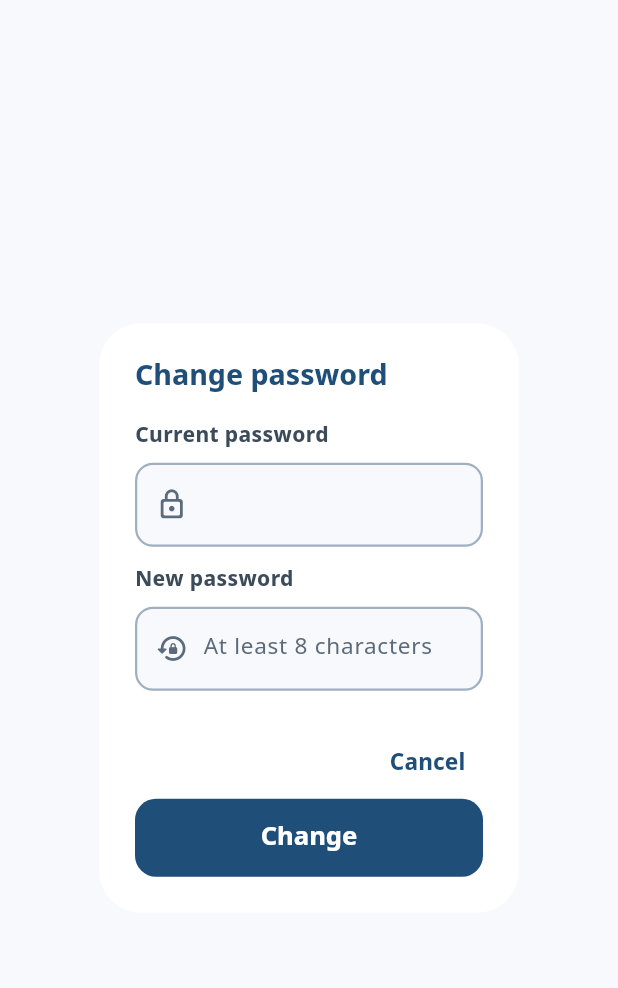
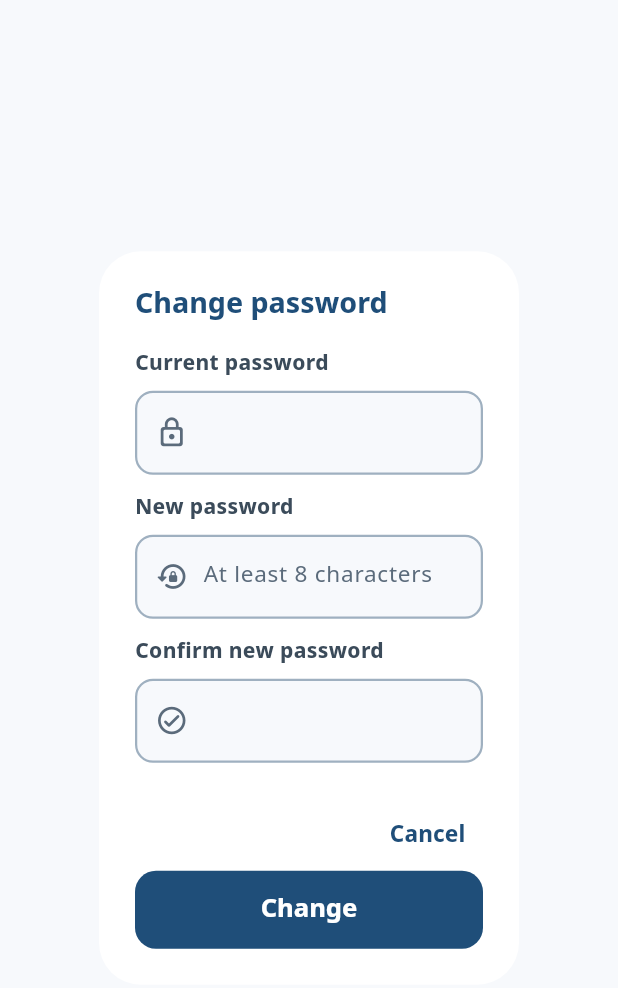
Before and after one commit to Ramisa-16/shohojpath, a Flutter app: the _ChangePasswordDialog widget shown alone on an empty page, opened directly, on a phone screen of 412 x 824 dp. Shown: the top 988 px of the screen. Run offline on Flutter 3.47's test engine with Material 3 defaults, Android fonts, the phone set to English and light mode, and no system bars; our stand-ins replace connectivity_plus, flutter_secure_storage, flutter_tts, share_plus, sqflite; accounts and stored records are empty; network calls fail.

Commit message:
Fix Profile crash and add reader change-password
The details card used a ListView inside the page's own scroll view, which has
no bounded height and threw a RenderBox-was-not-laid-out assertion. Replaced
with a Column — there are at most seven rows, so there was nothing to
virtualise. The fixed 250 px wrapper is gone too; it had been silently
clipping Participant ID and Email out of view.

Change password is now offered to readers as well as therapists, sharing one
dialog rather than a second copy that could drift from the server's rules. It
gained a confirm field: a mistyped new password locks someone out of the
account they would need in order to fix it. Hidden for guests, who have no
account to change.

A failed profile fetch now hides the card instead of showing an error — a
guest has no server profile, and neither does anyone offline, while the header
above already says who they are.

Adds a widget test that pumps the real screen against a faked API. Analyze
cannot see a layout assertion; only building the widget can.

```diff
--- a/lib/screens/therapist/therapist_profile_screen.dart
+++ b/lib/screens/therapist/therapist_profile_screen.dart
@@ -6,7 +6,7 @@ import '../../api/shohojpath_api.dart';
 import '../../app/auth_state.dart';
 import '../../theme/app_colors.dart';
 import '../../widgets/app_buttons.dart';
-import '../../widgets/auth_form_field.dart';
+import '../../widgets/change_password_dialog.dart';
 import '../../widgets/export_data_action.dart';
 import '../../widgets/settings_controls.dart';
 import '../../widgets/therapist_bottom_tab_bar.dart';
@@ -63,18 +63,6 @@ class _TherapistProfileScreenState extends State<TherapistProfileScreen> {
       MaterialPageRoute(builder: (_) => const LoginScreen()),
       (route) => false,
     );
-  }
-
-  Future<void> _changePassword(BuildContext context) async {
-    final changed = await showDialog<bool>(
-      context: context,
-      builder: (_) => const _ChangePasswordDialog(),
-    );
-    if (changed == true && context.mounted) {
-      ScaffoldMessenger.of(context).showSnackBar(
-        const SnackBar(content: Text('Password changed.')),
-      );
-    }
   }
 
   // ignore: unused_element
@@ -172,7 +160,7 @@ class _TherapistProfileScreenState extends State<TherapistProfileScreen> {
                         ListRowButton(
                           leading: const Icon(Icons.lock_outline_rounded, color: AppColors.navy, size: 24),
                           title: 'Change password',
-                          onTap: () => _changePassword(context),
+                          onTap: () => showChangePasswordDialog(context),
                         ),
                         const SizedBox(height: 11),
                         ListRowButton(
@@ -233,108 +221,3 @@ class _StatTile extends StatelessWidget {
     );
   }
 }
-
-
-/// Changes the signed-in therapist's password through `/api/auth/password/`.
-///
-/// The current password is required by the server, not merely asked for here:
-/// a study device is handed around, and an unlocked screen must not be enough
-/// to lock the therapist out of their own account.
-class _ChangePasswordDialog extends StatefulWidget {
-  const _ChangePasswordDialog();
-
-  @override
-  State<_ChangePasswordDialog> createState() => _ChangePasswordDialogState();
-}
-
-class _ChangePasswordDialogState extends State<_ChangePasswordDialog> {
-  final _current = TextEditingController();
-  final _next = TextEditingController();
-  bool _saving = false;
-  String? _error;
-
-  @override
-  void dispose() {
-    _current.dispose();
-    _next.dispose();
-    super.dispose();
-  }
-
-  Future<void> _save() async {
-    if (_next.text.length < 8) {
-      setState(() => _error = 'Use at least 8 characters.');
-      return;
-    }
-    setState(() {
-      _saving = true;
-      _error = null;
-    });
-
-    final navigator = Navigator.of(context);
-    try {
-      await context.read<ShohojpathApi>().changePassword(
-            currentPassword: _current.text,
-            newPassword: _next.text,
-          );
-      navigator.pop(true);
-    } on ApiException catch (e) {
-      if (!mounted) return;
-      setState(() {
-        _error = e.message;
-        _saving = false;
-      });
-    }
-  }
-
-  @override
-  Widget build(BuildContext context) {
-    return AlertDialog(
-      title: const Text(
-        'Change password',
-        style: TextStyle(
-          fontSize: 19,
-          fontWeight: FontWeight.w800,
-          color: AppColors.navy,
-        ),
-      ),
-      content: SingleChildScrollView(
-        child: Column(
-          mainAxisSize: MainAxisSize.min,
-          crossAxisAlignment: CrossAxisAlignment.start,
-          children: [
-            if (_error != null) AuthErrorBanner(message: _error!),
-            AuthFormField(
-              label: 'Current password',
-              controller: _current,
-              icon: Icons.lock_outline_rounded,
-              obscure: true,
-              enabled: !_saving,
-              textInputAction: TextInputAction.next,
-            ),
-            const SizedBox(height: 12),
-            AuthFormField(
-              label: 'New password',
-              controller: _next,
-              icon: Icons.lock_reset_rounded,
-              hint: 'At least 8 characters',
-              obscure: true,
-              enabled: !_saving,
-              textInputAction: TextInputAction.done,
-              onSubmitted: (_) => _save(),
-            ),
-          ],
-        ),
-      ),
-      actions: [
-        TextButton(
-          onPressed: _saving ? null : () => Navigator.of(context).pop(false),
-          child: const Text('Cancel'),
-        ),
-        FilledButton(
-          onPressed: _saving ? null : _save,
-          child: Text(_saving ? 'Saving…' : 'Change'),
-        ),
-      ],
-    );
-  }
-}
--- /dev/null
+++ b/lib/widgets/change_password_dialog.dart
@@ -0,0 +1,149 @@
+import 'package:flutter/material.dart';
+import 'package:provider/provider.dart';
+
+import '../api/api_exception.dart';
+import '../api/shohojpath_api.dart';
+import '../theme/app_colors.dart';
+import 'auth_form_field.dart';
+
+/// Changes the signed-in user's password through `/api/auth/password/`.
+///
+/// Shared by the reader and therapist profiles rather than written twice: a
+/// second copy is how one of them ends up without the current-password check,
+/// or with a weaker minimum length than the server enforces.
+Future<bool> showChangePasswordDialog(BuildContext context) async {
+  final changed = await showDialog<bool>(
+    context: context,
+    builder: (_) => const _ChangePasswordDialog(),
+  );
+  if (changed == true && context.mounted) {
+    ScaffoldMessenger.of(context).showSnackBar(
+      const SnackBar(content: Text('Password changed.')),
+    );
+  }
+  return changed ?? false;
+}
+
+class _ChangePasswordDialog extends StatefulWidget {
+  const _ChangePasswordDialog();
+
+  @override
+  State<_ChangePasswordDialog> createState() => _ChangePasswordDialogState();
+}
+
+class _ChangePasswordDialogState extends State<_ChangePasswordDialog> {
+  final _current = TextEditingController();
+  final _next = TextEditingController();
+  final _confirm = TextEditingController();
+
+  bool _saving = false;
+  String? _error;
+
+  @override
+  void dispose() {
+    _current.dispose();
+    _next.dispose();
+    _confirm.dispose();
+    super.dispose();
+  }
+
+  Future<void> _save() async {
+    if (_current.text.isEmpty) {
+      setState(() => _error = 'Enter your current password.');
+      return;
+    }
+    // Mirrors the server's MinimumLengthValidator so the obvious case does not
+    // cost a round trip. The server stays the authority.
+    if (_next.text.length < 8) {
+      setState(() => _error = 'Use at least 8 characters.');
+      return;
+    }
+    // A mistyped new password would otherwise lock someone out of an account
+    // they can no longer sign in to in order to fix.
+    if (_next.text != _confirm.text) {
+      setState(() => _error = 'The two new passwords do not match.');
+      return;
+    }
+
+    setState(() {
+      _saving = true;
+      _error = null;
+    });
+
+    final navigator = Navigator.of(context);
+    try {
+      await context.read<ShohojpathApi>().changePassword(
+            currentPassword: _current.text,
+            newPassword: _next.text,
+          );
+      navigator.pop(true);
+    } on ApiException catch (e) {
+      if (!mounted) return;
+      setState(() {
+        _error = e.message;
+        _saving = false;
+      });
+    }
+  }
+
+  @override
+  Widget build(BuildContext context) {
+    return AlertDialog(
+      title: const Text(
+        'Change password',
+        style: TextStyle(
+          fontSize: 19,
+          fontWeight: FontWeight.w800,
+          color: AppColors.navy,
+        ),
+      ),
+      content: SingleChildScrollView(
+        child: Column(
+          mainAxisSize: MainAxisSize.min,
+          crossAxisAlignment: CrossAxisAlignment.start,
+          children: [
+            if (_error != null) AuthErrorBanner(message: _error!),
+            AuthFormField(
+              label: 'Current password',
+              controller: _current,
+              icon: Icons.lock_outline_rounded,
+              obscure: true,
+              enabled: !_saving,
+              textInputAction: TextInputAction.next,
+            ),
+            const SizedBox(height: 12),
+            AuthFormField(
+              label: 'New password',
+              controller: _next,
+              icon: Icons.lock_reset_rounded,
+              hint: 'At least 8 characters',
+              obscure: true,
+              enabled: !_saving,
+              textInputAction: TextInputAction.next,
+            ),
+            const SizedBox(height: 12),
+            AuthFormField(
+              label: 'Confirm new password',
+              controller: _confirm,
+              icon: Icons.check_circle_outline_rounded,
+              obscure: true,
+              enabled: !_saving,
+              textInputAction: TextInputAction.done,
+              onSubmitted: (_) => _save(),
+            ),
+          ],
+        ),
+      ),
+      actions: [
+        TextButton(
+          onPressed: _saving ? null : () => Navigator.of(context).pop(false),
+          child: const Text('Cancel'),
+        ),
+        FilledButton(
+          onPressed: _saving ? null : _save,
+          child: Text(_saving ? 'Saving…' : 'Change'),
+        ),
+      ],
+    );
+  }
+}
```
Also changed, not shown: lib/screens/profile_screen.dart (+56 -23 lines), 1 other file.
